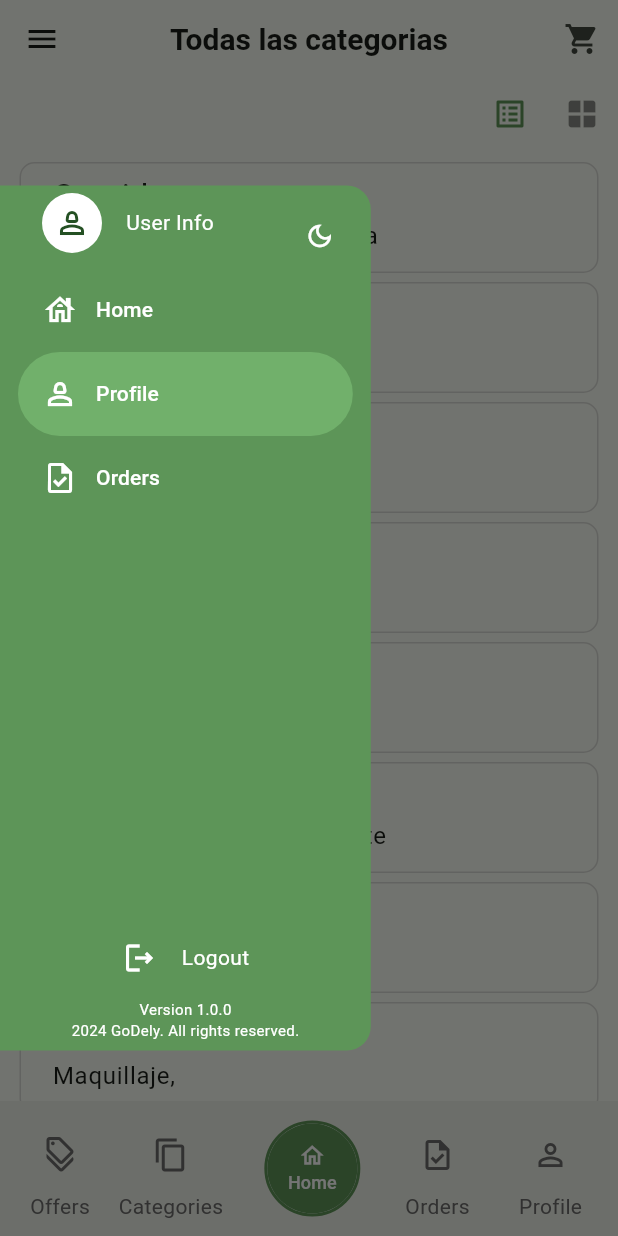
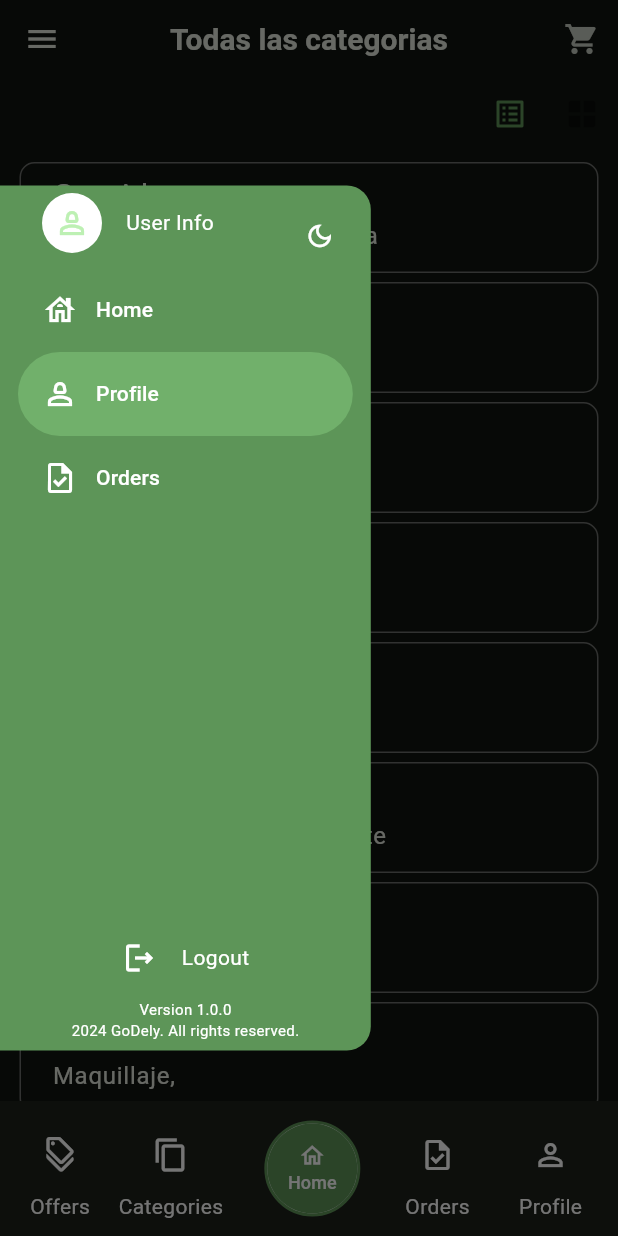
Before and after one commit to Dragoner91/go_dely, a Flutter app: the Cataloglist screen opened by its route, in the side drawer, after a tap on the "light mode" icon, on a phone screen of 412 x 824 dp. Run offline on Flutter 3.47's test engine with Material 3 defaults, Android fonts, the phone set to English and light mode, and no system bars; our stand-ins replace animate_do, badges, card_swiper, dio, flutter_dotenv, flutter_riverpod and 5 more; missing offline and left inert: flutter_advanced_segment; accounts and stored records are empty; generated files the repository leaves out were written again; network calls fail.

Commit message:
feat: :sparkles: add cleanItems method; implement functionality to clear cart items and update related repositories

```diff
--- a/lib/aplication/providers/cart/cart_items_provider.dart
+++ b/lib/aplication/providers/cart/cart_items_provider.dart
@@ -56,4 +56,8 @@ class CartItemsNotifier extends StateNotifier<List<ICart>>{
     return await repository.getTotalPrice();
   }
 
+  Future<void> cleanItems() async {
+    return await repository.cleanItems();
+  }
+
 }
--- a/lib/domain/cart/i_cart_repository.dart
+++ b/lib/domain/cart/i_cart_repository.dart
@@ -18,4 +18,6 @@ abstract class ICartRepository {
 
   Future<double> getTotalPrice();
 
+  Future<void> cleanItems();
+
 }
--- a/lib/infraestructure/repositories/order/order_repository_impl.dart
+++ b/lib/infraestructure/repositories/order/order_repository_impl.dart
@@ -25,7 +25,8 @@ class OrderRepositoryImpl extends IOrderRepository{
       'paymentMethodId': order.paymentMethod,
       'currency': order.currency,
       'total': order.total,
-      'order_products': order.products
+      'order_products': order.products,
+      'order_combos': order.combos
     };
 
     final result = await petition.makeRequest(
@@ -74,7 +75,6 @@ class OrderRepositoryImpl extends IOrderRepository{
       httpMethod: 'GET',
       mapperCallBack: (data) {
         List<Order> orders = [];
-        print(data);
         for (var order in data) {
           orders.add(
             OrderMapper.orderToEntity(
--- a/lib/infraestructure/repositories/theme/theme_repository.dart
+++ b/lib/infraestructure/repositories/theme/theme_repository.dart
@@ -7,12 +7,14 @@ class ThemeRepository {
   ThemeRepository({required this.prefs});
 
   bool getCurrentTheme() {
-    final bool? theme = prefs.getBool('isThemeDark') ?? false;
-    return theme!;
+    final bool? theme = prefs.getBool('isThemeDark');
+    print(theme);
+    return theme ?? false;
   }
 
   Future<void> changeTheme() async {
     final bool? theme = prefs.getBool('isThemeDark');
-    prefs.setBool("isThemeDark", !theme!);
+    final currentTheme = theme ?? false;
+    prefs.setBool("isThemeDark", !currentTheme);
   }
 }
--- a/lib/presentation/screens/cart/checkout_screen.dart
+++ b/lib/presentation/screens/cart/checkout_screen.dart
@@ -136,7 +136,7 @@ class _PlaceOrderButtonState extends ConsumerState<_PlaceOrderButton> {
               final response = await ref.read(orderRepositoryProvider).createOrder(order);
 
               if(response.isError){
-                response.error;
+                throw response.error;
               } else {
                 if (context.mounted) {
                   showDialog(
@@ -148,7 +148,8 @@ class _PlaceOrderButtonState extends ConsumerState<_PlaceOrderButton> {
                         actions: [
                           TextButton(
                             child: const Text("OK"),
-                            onPressed: () {
+                            onPressed: () async {
+                              await ref.read(cartItemsProvider.notifier).cleanItems();
                               Navigator.of(context).pop();
                               context.go("/home");
                               context.push("/orderHistory");
```
Also changed, not shown: lib/infraestructure/repositories/cart/cart_item_repository.dart (+9 -0 lines), lib/presentation/widgets/combo/combo_horizontal_listview.dart (+33 -7 lines).
